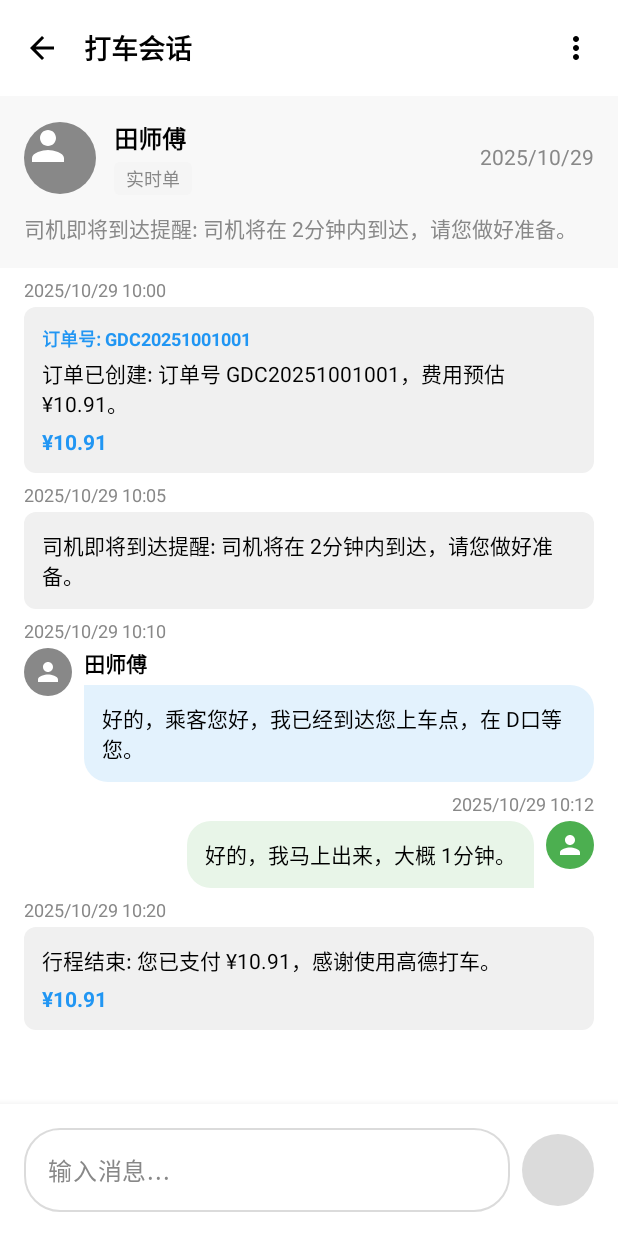
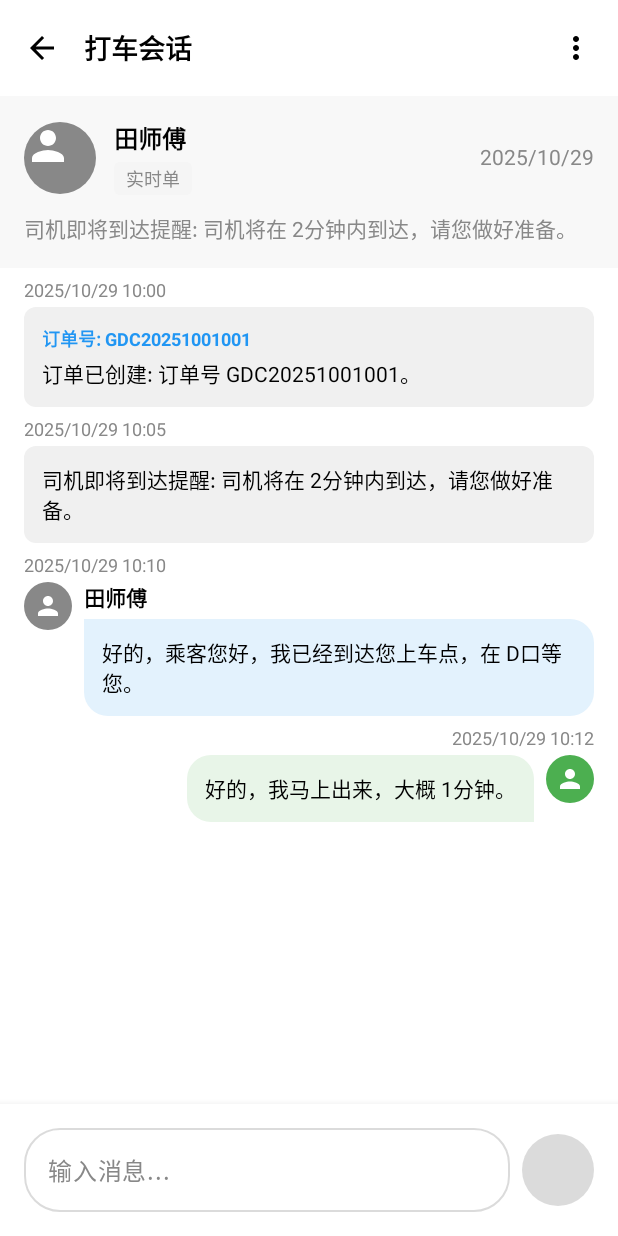
Before and after one commit to Tang0602/GaoDe, an Android app built with Jetpack Compose: the RideChatActivity screen opened directly, with no data from a screen before it, on a phone screen of 412 x 824 dp. Run offline under Robolectric (Android 15) with nearby library versions, the light colour scheme and no system bars.

Commit message:
29.删除对话中的价格信息

```diff
--- a/app/src/main/java/com/example/GaoDe/model/RideChat.kt
+++ b/app/src/main/java/com/example/GaoDe/model/RideChat.kt
@@ -6,7 +6,7 @@ data class RideSession(
     val driverAvatar: String? = null,
     val orderType: String = "实时单",
     val orderId: String,
-    val estimatedPrice: String,
+    val estimatedPrice: String? = null,
     val status: RideStatus,
     val createdAt: Long,
     val lastMessageSummary: String,
--- a/app/src/main/java/com/example/GaoDe/ui/ride/RideChatScreen.kt
+++ b/app/src/main/java/com/example/GaoDe/ui/ride/RideChatScreen.kt
@@ -46,7 +46,6 @@ fun RideChatScreen(
             driverAvatar = null,
             orderType = "实时单",
             orderId = "GDC20251001001",
-            estimatedPrice = "¥10.91",
             status = RideStatus.TRIP_COMPLETED,
             createdAt = System.currentTimeMillis() - 2 * 60 * 60 * 1000,
             lastMessageSummary = "司机即将到达提醒: 司机将在 2分钟内到达，请您做好准备。",
@@ -54,11 +53,10 @@ fun RideChatScreen(
                 ChatMessage(
                     id = "msg_001",
                     type = ChatMessageType.ORDER_STATUS,
-                    content = "订单已创建: 订单号 GDC20251001001，费用预估 ¥10.91。",
+                    content = "订单已创建: 订单号 GDC20251001001。",
                     senderName = "系统",
                     timestamp = System.currentTimeMillis() - 30 * 60 * 1000,
-                    orderId = "GDC20251001001",
-                    amount = "¥10.91"
+                    orderId = "GDC20251001001"
                 ),
                 ChatMessage(
                     id = "msg_002",
@@ -81,14 +79,6 @@ fun RideChatScreen(
                     senderName = "乘客",
                     timestamp = System.currentTimeMillis() - 18 * 60 * 1000
                 ),
-                ChatMessage(
-                    id = "msg_005",
-                    type = ChatMessageType.SYSTEM_NOTIFICATION,
-                    content = "行程结束: 您已支付 ¥10.91，感谢使用高德打车。",
-                    senderName = "系统",
-                    timestamp = System.currentTimeMillis() - 10 * 60 * 1000,
-                    amount = "¥10.91"
-                )
             )
         )
     }
@@ -358,16 +348,6 @@ fun SystemMessageCard(message: ChatMessage, formattedTime: String) {
                     lineHeight = 20.sp
                 )
 
-                // 金额信息（如果有）
-                message.amount?.let { amount ->
-                    Spacer(modifier = Modifier.height(8.dp))
-                    Text(
-                        text = amount,
-                        fontSize = 14.sp,
-                        fontWeight = FontWeight.Bold,
-                        color = Color(0xFF2196F3)
-                    )
-                }
             }
         }
     }
```
Also changed, not shown: 94 other files.
